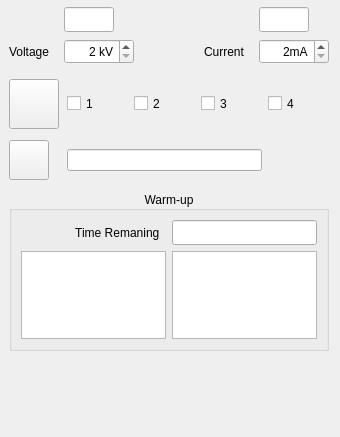
slsdetectorgroup/motorControlSoftware, file Gui/forms/form_tubewidget.ui: the form before one commit.
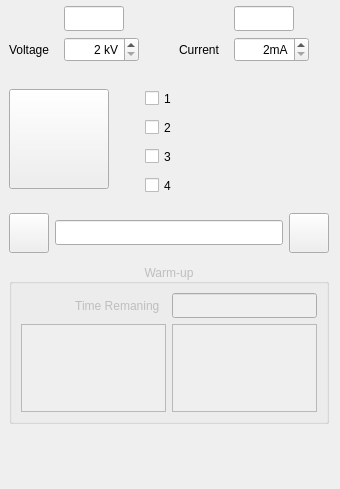
The form after the commit. Icons and pictures are not drawn.

```diff
--- a/Gui/forms/form_tubewidget.ui
+++ b/Gui/forms/form_tubewidget.ui
@@ -7,7 +7,7 @@
     <x>0</x>
     <y>0</y>
     <width>340</width>
-    <height>437</height>
+    <height>489</height>
    </rect>
   </property>
   <property name="sizePolicy">
@@ -38,7 +38,7 @@
    <property name="spacing">
     <number>0</number>
    </property>
-   <item row="1" column="0">
+   <item row="2" column="0">
     <spacer name="verticalSpacer">
      <property name="orientation">
       <enum>Qt::Vertical</enum>
@@ -46,7 +46,7 @@
      <property name="sizeHint" stdset="0">
       <size>
        <width>20</width>
-       <height>74</height>
+       <height>56</height>
       </size>
      </property>
     </spacer>
@@ -62,13 +62,13 @@
      <property name="minimumSize">
       <size>
        <width>340</width>
-       <height>360</height>
+       <height>430</height>
       </size>
      </property>
      <property name="maximumSize">
       <size>
        <width>340</width>
-       <height>360</height>
+       <height>430</height>
       </size>
      </property>
      <layout class="QGridLayout" name="gridWidgetTube">
@@ -78,8 +78,8 @@
       <property name="topMargin">
        <number>0</number>
       </property>
-      <item row="1" column="3">
-       <widget class="QCheckBox" name="chkShutter3">
+      <item row="1" column="2" rowspan="2">
+       <widget class="QFrame" name="frameWarning">
         <property name="sizePolicy">
          <sizepolicy hsizetype="Fixed" vsizetype="Fixed">
           <horstretch>0</horstretch>
@@ -88,23 +88,78 @@
         </property>
         <property name="minimumSize">
          <size>
-          <width>60</width>
-          <height>25</height>
+          <width>100</width>
+          <height>100</height>
          </size>
         </property>
         <property name="maximumSize">
          <size>
-          <width>60</width>
-          <height>25</height>
+          <width>100</width>
+          <height>100</height>
          </size>
         </property>
-        <property name="text">
-         <string>3</string>
+        <property name="frameShape">
+         <enum>QFrame::NoFrame</enum>
         </property>
+        <property name="frameShadow">
+         <enum>QFrame::Plain</enum>
+        </property>
+        <layout class="QGridLayout" name="gridWarning">
+         <property name="margin">
+          <number>0</number>
+         </property>
+         <property name="spacing">
+          <number>0</number>
+         </property>
+         <item row="0" column="0">
+          <widget class="QPushButton" name="pushWarning">
+           <property name="sizePolicy">
+            <sizepolicy hsizetype="Fixed" vsizetype="Fixed">
+             <horstretch>0</horstretch>
+             <verstretch>0</verstretch>
+            </sizepolicy>
+           </property>
+           <property name="minimumSize">
+            <size>
+             <width>100</width>
+             <height>100</height>
+            </size>
+           </property>
+           <property name="maximumSize">
+            <size>
+             <width>100</width>
+             <height>100</height>
+            </size>
+           </property>
+           <property name="toolTip">
+            <string>Do not open doors</string>
+           </property>
+           <property name="text">
+            <string/>
+           </property>
+           <property name="icon">
+            <iconset resource="../include/icons.qrc">
+             <normaloff>:/icons/images/dontopen.png</normaloff>:/icons/images/dontopen.png</iconset>
+           </property>
+           <property name="iconSize">
+            <size>
+             <width>100</width>
+             <height>100</height>
+            </size>
+           </property>
+           <property name="flat">
+            <bool>true</bool>
+           </property>
+          </widget>
+         </item>
+        </layout>
        </widget>
       </item>
-      <item row="3" column="0" colspan="5">
+      <item row="4" column="0">
        <widget class="QGroupBox" name="groupWarmup">
+        <property name="enabled">
+         <bool>false</bool>
+        </property>
         <property name="sizePolicy">
          <sizepolicy hsizetype="Fixed" vsizetype="Fixed">
           <horstretch>0</horstretch>
@@ -206,8 +261,8 @@
         </layout>
        </widget>
       </item>
-      <item row="1" column="1">
-       <widget class="QCheckBox" name="chkShutter1">
+      <item row="1" column="0" rowspan="2">
+       <widget class="QFrame" name="frameHighVoltage">
         <property name="sizePolicy">
          <sizepolicy hsizetype="Fixed" vsizetype="Fixed">
           <horstretch>0</horstretch>
@@ -216,48 +271,82 @@
         </property>
         <property name="minimumSize">
          <size>
-          <width>60</width>
-          <height>25</height>
+          <width>100</width>
+          <height>100</height>
          </size>
         </property>
         <property name="maximumSize">
          <size>
-          <width>60</width>
-          <height>25</height>
+          <width>100</width>
+          <height>100</height>
          </size>
         </property>
-        <property name="text">
-         <string>1</string>
+        <property name="frameShape">
+         <enum>QFrame::NoFrame</enum>
         </property>
-       </widget>
-      </item>
-      <item row="1" column="2">
-       <widget class="QCheckBox" name="chkShutter2">
-        <property name="sizePolicy">
-         <sizepolicy hsizetype="Fixed" vsizetype="Fixed">
-          <horstretch>0</horstretch>
-          <verstretch>0</verstretch>
-         </sizepolicy>
+        <property name="frameShadow">
+         <enum>QFrame::Plain</enum>
         </property>
-        <property name="minimumSize">
-         <size>
-          <width>60</width>
-          <height>25</height>
-         </size>
-        </property>
-        <property name="maximumSize">
-         <size>
-          <width>60</width>
-          <height>25</height>
-         </size>
-        </property>
-        <property name="text">
-         <string>2</string>
-        </property>
+        <layout class="QGridLayout" name="gridHighVoltage">
+         <property name="margin">
+          <number>0</number>
+         </property>
+         <property name="spacing">
+          <number>0</number>
+         </property>
+         <item row="0" column="0">
+          <widget class="QPushButton" name="pushHighVoltage">
+           <property name="sizePolicy">
+            <sizepolicy hsizetype="Fixed" vsizetype="Fixed">
+             <horstretch>0</horstretch>
+             <verstretch>0</verstretch>
+            </sizepolicy>
+           </property>
+           <property name="minimumSize">
+            <size>
+             <width>100</width>
+             <height>100</height>
+            </size>
+           </property>
+           <property name="maximumSize">
+            <size>
+             <width>100</width>
+             <height>100</height>
+            </size>
+           </property>
+           <property name="toolTip">
+            <string>High Voltage</string>
+           </property>
+           <property name="text">
+            <string/>
+           </property>
+           <property name="icon">
+            <iconset resource="../include/icons.qrc">
+             <normaloff>:/icons/images/highvoltageoff.png</normaloff>
+             <normalon>:/icons/images/highvoltage.png</normalon>:/icons/images/highvoltageoff.png</iconset>
+           </property>
+           <property name="iconSize">
+            <size>
+             <width>100</width>
+             <height>100</height>
+            </size>
+           </property>
+           <property name="checkable">
+            <bool>true</bool>
+           </property>
+           <property name="checked">
+            <bool>false</bool>
+           </property>
+           <property name="flat">
+            <bool>false</bool>
+           </property>
+          </widget>
+         </item>
+        </layout>
        </widget>
       </item>
-      <item row="1" column="4">
-       <widget class="QCheckBox" name="chkShutter4">
+      <item row="3" column="0">
+       <widget class="QFrame" name="frameError">
         <property name="sizePolicy">
          <sizepolicy hsizetype="Fixed" vsizetype="Fixed">
           <horstretch>0</horstretch>
@@ -266,23 +355,153 @@
         </property>
         <property name="minimumSize">
          <size>
-          <width>60</width>
-          <height>25</height>
+          <width>320</width>
+          <height>50</height>
          </size>
         </property>
         <property name="maximumSize">
          <size>
-          <width>60</width>
-          <height>25</height>
+          <width>320</width>
+          <height>50</height>
          </size>
         </property>
-        <property name="text">
-         <string>4</string>
+        <property name="frameShape">
+         <enum>QFrame::NoFrame</enum>
         </property>
+        <property name="frameShadow">
+         <enum>QFrame::Plain</enum>
+        </property>
+        <layout class="QGridLayout" name="gridError">
+         <property name="horizontalSpacing">
+          <number>6</number>
+         </property>
+         <property name="verticalSpacing">
+          <number>0</number>
+         </property>
+         <property name="margin">
+          <number>0</number>
+         </property>
+         <item row="1" column="1">
+          <widget class="QPushButton" name="pushError">
+           <property name="sizePolicy">
+            <sizepolicy hsizetype="Fixed" vsizetype="Fixed">
+             <horstretch>0</horstretch>
+             <verstretch>0</verstretch>
+            </sizepolicy>
+           </property>
+           <property name="minimumSize">
+            <size>
+             <width>40</width>
+             <height>40</height>
+            </size>
+           </property>
+           <property name="maximumSize">
+            <size>
+             <width>40</width>
+             <height>40</height>
+            </size>
+           </property>
+           <property name="toolTip">
+            <string>Get Error Message from Tube</string>
+           </property>
+           <property name="text">
+            <string/>
+           </property>
+           <property name="icon">
+            <iconset resource="../include/icons.qrc">
+             <normaloff>:/icons/images/error.png</normaloff>:/icons/images/error.png</iconset>
+           </property>
+           <property name="iconSize">
+            <size>
+             <width>40</width>
+             <height>40</height>
+            </size>
+           </property>
+           <property name="checkable">
+            <bool>false</bool>
+           </property>
+          </widget>
+         </item>
+         <item row="1" column="2">
+          <widget class="QLineEdit" name="dispError">
+           <property name="sizePolicy">
+            <sizepolicy hsizetype="Minimum" vsizetype="Fixed">
+             <horstretch>0</horstretch>
+             <verstretch>0</verstretch>
+            </sizepolicy>
+           </property>
+           <property name="minimumSize">
+            <size>
+             <width>0</width>
+             <height>25</height>
+            </size>
+           </property>
+           <property name="maximumSize">
+            <size>
+             <width>166666</width>
+             <height>25</height>
+            </size>
+           </property>
+           <property name="focusPolicy">
+            <enum>Qt::NoFocus</enum>
+           </property>
+           <property name="toolTip">
+            <string>Error Message from Tube</string>
+           </property>
+           <property name="alignment">
+            <set>Qt::AlignCenter</set>
+           </property>
+           <property name="readOnly">
+            <bool>true</bool>
+           </property>
+          </widget>
+         </item>
+         <item row="1" column="3">
+          <widget class="QPushButton" name="pushClear">
+           <property name="sizePolicy">
+            <sizepolicy hsizetype="Fixed" vsizetype="Fixed">
+             <horstretch>0</horstretch>
+             <verstretch>0</verstretch>
+            </sizepolicy>
+           </property>
+           <property name="minimumSize">
+            <size>
+             <width>40</width>
+             <height>40</height>
+            </size>
+           </property>
+           <property name="maximumSize">
+            <size>
+             <width>40</width>
+             <height>40</height>
+            </size>
+           </property>
+           <property name="toolTip">
+            <string>Clear Error Message in Tube</string>
+           </property>
+           <property name="text">
+            <string/>
+           </property>
+           <property name="icon">
+            <iconset resource="../include/icons.qrc">
+             <normaloff>:/icons/images/erase.png</normaloff>:/icons/images/erase.png</iconset>
+           </property>
+           <property name="iconSize">
+            <size>
+             <width>30</width>
+             <height>30</height>
+            </size>
+           </property>
+           <property name="checkable">
+            <bool>false</bool>
+           </property>
+          </widget>
+         </item>
+        </layout>
        </widget>
       </item>
-      <item row="1" column="0">
-       <widget class="QPushButton" name="pushHighVoltage">
+      <item row="0" column="0" colspan="3">
+       <widget class="QFrame" name="frameVoltage">
         <property name="sizePolicy">
          <sizepolicy hsizetype="Fixed" vsizetype="Fixed">
           <horstretch>0</horstretch>
@@ -291,49 +510,23 @@
         </property>
         <property name="minimumSize">
          <size>
-          <width>50</width>
-          <height>50</height>
+          <width>300</width>
+          <height>70</height>
          </size>
         </property>
         <property name="maximumSize">
          <size>
-          <width>50</width>
-          <height>50</height>
+          <width>300</width>
+          <height>70</height>
          </size>
         </property>
-        <property name="text">
-         <string/>
-        </property>
-        <property name="icon">
-         <iconset resource="../include/icons.qrc">
-          <normaloff>:/icons/images/highvoltage.png</normaloff>:/icons/images/highvoltage.png</iconset>
-        </property>
-        <property name="iconSize">
-         <size>
-          <width>50</width>
-          <height>50</height>
-         </size>
-        </property>
-        <property name="checkable">
-         <bool>true</bool>
-        </property>
-       </widget>
-      </item>
-      <item row="0" column="0" colspan="5">
-       <widget class="QFrame" name="frame">
-        <property name="sizePolicy">
-         <sizepolicy hsizetype="Minimum" vsizetype="Preferred">
-          <horstretch>0</horstretch>
-          <verstretch>0</verstretch>
-         </sizepolicy>
-        </property>
         <property name="frameShape">
          <enum>QFrame::NoFrame</enum>
         </property>
         <property name="frameShadow">
          <enum>QFrame::Plain</enum>
         </property>
-        <layout class="QGridLayout" name="gridFrame">
+        <layout class="QGridLayout" name="gridVoltage">
          <property name="margin">
           <number>0</number>
          </property>
@@ -375,13 +568,13 @@
           <widget class="QSpinBox" name="spinVoltage">
            <property name="minimumSize">
             <size>
-             <width>70</width>
+             <width>75</width>
              <height>25</height>
             </size>
            </property>
            <property name="maximumSize">
             <size>
-             <width>70</width>
+             <width>75</width>
              <height>25</height>
             </size>
            </property>
@@ -406,13 +599,13 @@
           <widget class="QSpinBox" name="spinCurrent">
            <property name="minimumSize">
             <size>
-             <width>70</width>
+             <width>75</width>
              <height>25</height>
             </size>
            </property>
            <property name="maximumSize">
             <size>
-             <width>70</width>
+             <width>75</width>
              <height>25</height>
             </size>
            </property>
@@ -484,16 +677,25 @@
            </property>
            <property name="minimumSize">
             <size>
-             <width>50</width>
+             <width>60</width>
              <height>25</height>
             </size>
            </property>
            <property name="maximumSize">
             <size>
-             <width>50</width>
+             <width>60</width>
              <height>25</height>
             </size>
            </property>
+           <property name="focusPolicy">
+            <enum>Qt::NoFocus</enum>
+           </property>
+           <property name="toolTip">
+            <string>Actual Voltage</string>
+           </property>
+           <property name="alignment">
+            <set>Qt::AlignRight|Qt::AlignTrailing|Qt::AlignVCenter</set>
+           </property>
            <property name="readOnly">
             <bool>true</bool>
            </property>
@@ -509,16 +711,25 @@
            </property>
            <property name="minimumSize">
             <size>
-             <width>50</width>
+             <width>60</width>
              <height>25</height>
             </size>
            </property>
            <property name="maximumSize">
             <size>
-             <width>50</width>
+             <width>60</width>
              <height>25</height>
             </size>
            </property>
+           <property name="focusPolicy">
+            <enum>Qt::NoFocus</enum>
+           </property>
+           <property name="toolTip">
+            <string>Actual Current</string>
+           </property>
+           <property name="alignment">
+            <set>Qt::AlignRight|Qt::AlignTrailing|Qt::AlignVCenter</set>
+           </property>
            <property name="readOnly">
             <bool>true</bool>
            </property>
@@ -527,8 +738,8 @@
         </layout>
        </widget>
       </item>
-      <item row="2" column="0">
-       <widget class="QPushButton" name="pushError">
+      <item row="2" column="1">
+       <widget class="QFrame" name="frameShutters">
         <property name="sizePolicy">
          <sizepolicy hsizetype="Fixed" vsizetype="Fixed">
           <horstretch>0</horstretch>
@@ -537,83 +748,142 @@
         </property>
         <property name="minimumSize">
          <size>
-          <width>40</width>
-          <height>40</height>
+          <width>100</width>
+          <height>120</height>
          </size>
         </property>
         <property name="maximumSize">
          <size>
-          <width>40</width>
-          <height>40</height>
+          <width>100</width>
+          <height>120</height>
          </size>
         </property>
-        <property name="text">
-         <string/>
+        <property name="frameShape">
+         <enum>QFrame::NoFrame</enum>
         </property>
-        <property name="icon">
-         <iconset resource="../include/icons.qrc">
-          <normaloff>:/icons/images/error.png</normaloff>:/icons/images/error.png</iconset>
+        <property name="frameShadow">
+         <enum>QFrame::Plain</enum>
         </property>
-        <property name="iconSize">
-         <size>
-          <width>40</width>
-          <height>40</height>
-         </size>
-        </property>
-        <property name="checkable">
-         <bool>false</bool>
-        </property>
-       </widget>
-      </item>
-      <item row="2" column="4">
-       <widget class="QPushButton" name="pushWarning">
-        <property name="sizePolicy">
-         <sizepolicy hsizetype="Fixed" vsizetype="Fixed">
-          <horstretch>0</horstretch>
-          <verstretch>0</verstretch>
-         </sizepolicy>
-        </property>
-        <property name="minimumSize">
-         <size>
-          <width>50</width>
-          <height>50</height>
-         </size>
-        </property>
-        <property name="maximumSize">
-         <size>
-          <width>50</width>
-          <height>50</height>
-         </size>
-        </property>
-        <property name="text">
-         <string/>
-        </property>
-        <property name="icon">
-         <iconset resource="../include/icons.qrc">
-          <normaloff>:/icons/images/dontopen.png</normaloff>:/icons/images/dontopen.png</iconset>
-        </property>
-        <property name="iconSize">
-         <size>
-          <width>50</width>
-          <height>50</height>
-         </size>
-        </property>
-        <property name="flat">
-         <bool>true</bool>
-        </property>
-       </widget>
-      </item>
-      <item row="2" column="1" colspan="3">
-       <widget class="QLineEdit" name="dispError">
-        <property name="sizePolicy">
-         <sizepolicy hsizetype="Minimum" vsizetype="Fixed">
-          <horstretch>0</horstretch>
-          <verstretch>0</verstretch>
-         </sizepolicy>
-        </property>
-        <property name="readOnly">
-         <bool>true</bool>
-        </property>
+        <layout class="QGridLayout" name="gridShutters">
+         <property name="margin">
+          <number>0</number>
+         </property>
+         <property name="spacing">
+          <number>0</number>
+         </property>
+         <item row="1" column="0">
+          <widget class="QCheckBox" name="chkShutter2">
+           <property name="sizePolicy">
+            <sizepolicy hsizetype="Fixed" vsizetype="Fixed">
+             <horstretch>0</horstretch>
+             <verstretch>0</verstretch>
+            </sizepolicy>
+           </property>
+           <property name="minimumSize">
+            <size>
+             <width>60</width>
+             <height>25</height>
+            </size>
+           </property>
+           <property name="maximumSize">
+            <size>
+             <width>60</width>
+             <height>25</height>
+            </size>
+           </property>
+           <property name="toolTip">
+            <string>Shutter 2</string>
+           </property>
+           <property name="text">
+            <string>2</string>
+           </property>
+          </widget>
+         </item>
+         <item row="0" column="0">
+          <widget class="QCheckBox" name="chkShutter1">
+           <property name="sizePolicy">
+            <sizepolicy hsizetype="Fixed" vsizetype="Fixed">
+             <horstretch>0</horstretch>
+             <verstretch>0</verstretch>
+            </sizepolicy>
+           </property>
+           <property name="minimumSize">
+            <size>
+             <width>60</width>
+             <height>25</height>
+            </size>
+           </property>
+           <property name="maximumSize">
+            <size>
+             <width>60</width>
+             <height>25</height>
+            </size>
+           </property>
+           <property name="toolTip">
+            <string>Shutter 1</string>
+           </property>
+           <property name="text">
+            <string>1</string>
+           </property>
+          </widget>
+         </item>
+         <item row="2" column="0">
+          <widget class="QCheckBox" name="chkShutter3">
+           <property name="sizePolicy">
+            <sizepolicy hsizetype="Fixed" vsizetype="Fixed">
+             <horstretch>0</horstretch>
+             <verstretch>0</verstretch>
+            </sizepolicy>
+           </property>
+           <property name="minimumSize">
+            <size>
+             <width>60</width>
+             <height>25</height>
+            </size>
+           </property>
+           <property name="maximumSize">
+            <size>
+             <width>60</width>
+             <height>25</height>
+            </size>
+           </property>
+           <property name="toolTip">
+            <string>Shutter 3</string>
+           </property>
+           <property name="text">
+            <string>3</string>
+           </property>
+          </widget>
+         </item>
+         <item row="3" column="0">
+          <widget class="QCheckBox" name="chkShutter4">
+           <property name="sizePolicy">
+            <sizepolicy hsizetype="Fixed" vsizetype="Fixed">
+             <horstretch>0</horstretch>
+             <verstretch>0</verstretch>
+            </sizepolicy>
+           </property>
+           <property name="minimumSize">
+            <size>
+             <width>60</width>
+             <height>25</height>
+            </size>
+           </property>
+           <property name="maximumSize">
+            <size>
+             <width>60</width>
+             <height>25</height>
+            </size>
+           </property>
+           <property name="toolTip">
+            <string>Shutter 4</string>
+           </property>
+           <property name="text">
+            <string>4</string>
+           </property>
+          </widget>
+         </item>
+        </layout>
        </widget>
       </item>
      </layout>
```
Left out of the diff: 26 changed lines with no effect on the pictures.
